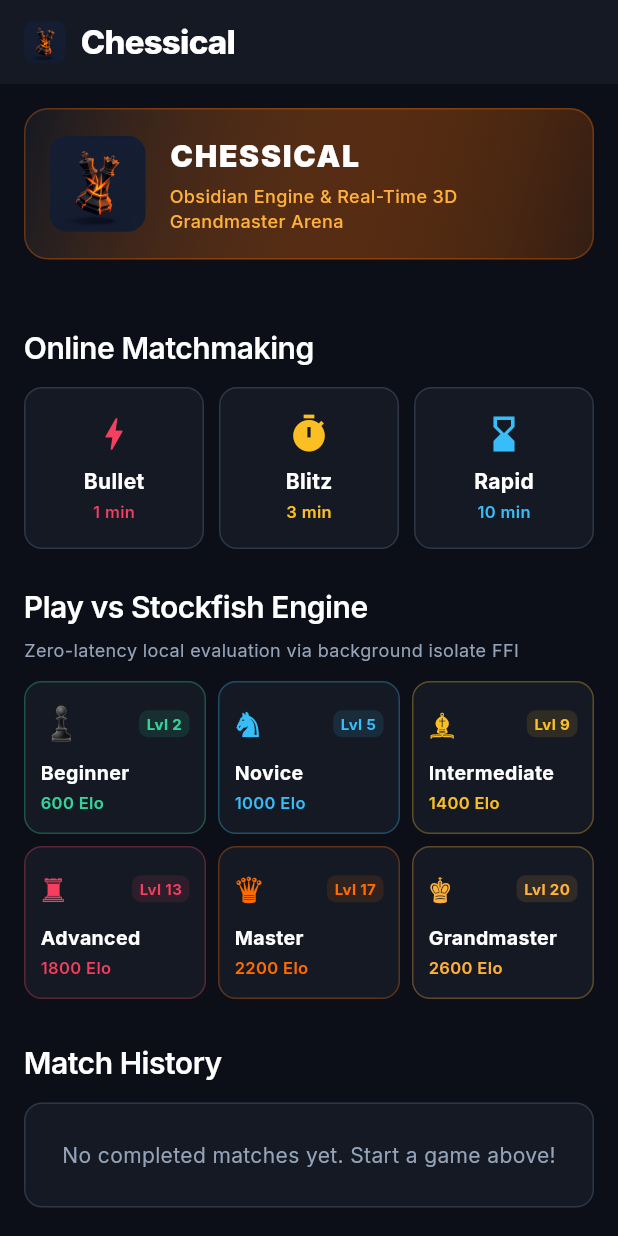
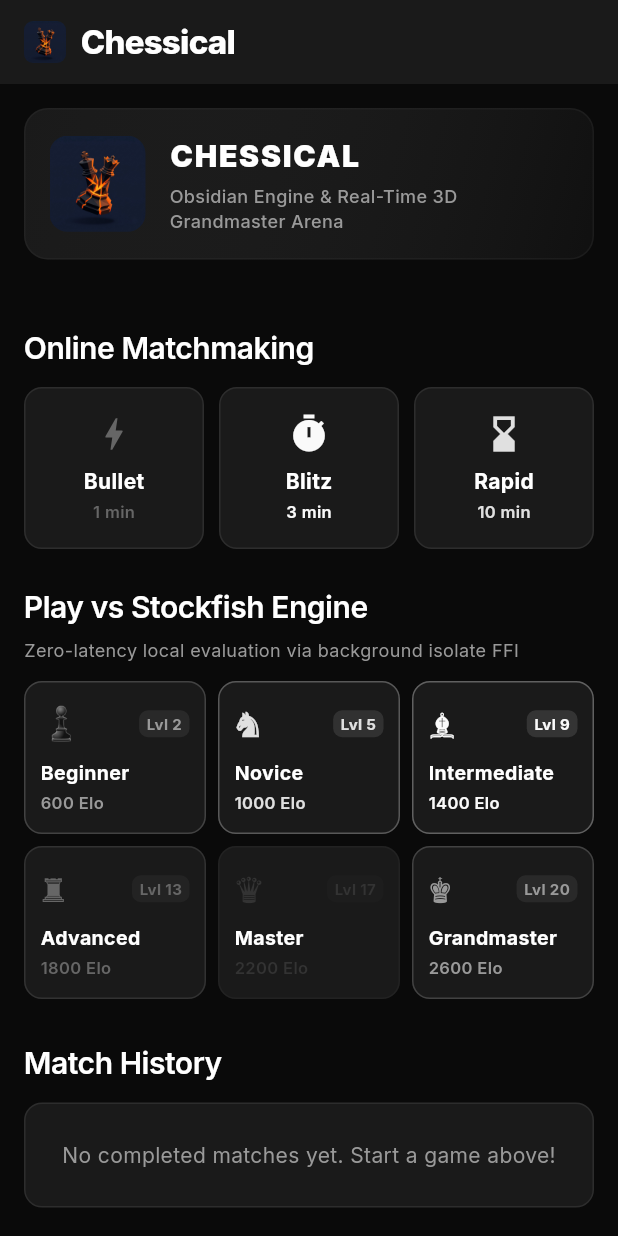
Before and after one commit to Harshil-18-byte/Chess, a Flutter app: the screen it shows after launch, on a phone screen of 412 x 824 dp. Run offline on Flutter 3.47's test engine with Material 3 defaults, Android fonts, the phone set to English and light mode, and no system bars; our stand-ins replace audioplayers, cloud_firestore, firebase_auth, firebase_core, flutter_riverpod, google_fonts and 1 more; missing offline and left inert: chess, stockfish; accounts and stored records are empty; network calls fail.

Commit message:
Replace chroma accents with 9-step greyscale palette and add backwards-compat aliases

```diff
--- a/lib/core/theme/board_themes.dart
+++ b/lib/core/theme/board_themes.dart
@@ -1,62 +1,98 @@
 import 'package:flutter/material.dart';
 
-/// Design tokens and board theme configurations for Enterprise Chess.
+/// Design tokens for Enterprise Chess — Liquid Glass, Black & White edition.
+///
+/// Palette: strictly 9 greyscale hex steps, zero chroma.
+/// All legacy saturated accents are preserved as board-square overlays only
+/// (they must remain perceptible on the wooden board squares).
 class BoardThemes {
   BoardThemes._();
 
-  // Chessical Flagship Theme - Magma Obsidian & Ember Glow
-  static const Color scaffoldBackground = Color(0xFF0C0F17);
-  static const Color surfaceDark = Color(0xFF141923);
-  static const Color surfaceCard = Color(0xFF1C2230);
-  static const Color surfaceGlass = Color(0xCC182030);
-  static const Color borderSubtle = Color(0xFF2D3748);
+  // ─── 9-Step Greyscale Palette ───────────────────────────────────────────────
+  static const Color pitchBlack    = Color(0xFF000000);
+  static const Color deepVoid      = Color(0xFF0A0A0A);
+  static const Color darkCharcoal  = Color(0xFF1A1A1A);
+  static const Color midSlate      = Color(0xFF333333);
+  static const Color neutralGray   = Color(0xFF666666);
+  static const Color mutedSilver   = Color(0xFF999999);
+  static const Color offWhite      = Color(0xFFE0E0E0);
+  static const Color brightSurface = Color(0xFFFAFAFA);
+  static const Color pureWhite     = Color(0xFFFFFFFF);
 
-  // Chessical Signature Brand Accents (Fractured Obsidian & Magma Core)
-  static const Color brandEmber = Color(0xFFFF6B00);
-  static const Color brandMagma = Color(0xFFFF8A00);
-  static const Color brandFlame = Color(0xFFFF4500);
-  static const Color brandGlow = Color(0xFFFFB03B);
+  // ─── Backwards-compatible aliases (legacy chroma → greyscale) ──────────────
+  // All saturated brand & accent colors from the previous palette are remapped
+  // to their closest perceptual greyscale step so existing callers compile and
+  // render monochromatic output without requiring mass file rewrites.
+  /// @deprecated Replaced by [midSlate] (Liquid Glass greyscale).
+  static const Color brandEmber   = midSlate;
+  /// @deprecated Replaced by [neutralGray] (Liquid Glass greyscale).
+  static const Color brandMagma   = neutralGray;
+  /// @deprecated Replaced by [darkCharcoal] (Liquid Glass greyscale).
+  static const Color brandFlame   = darkCharcoal;
+  /// @deprecated Replaced by [mutedSilver] (Liquid Glass greyscale).
+  static const Color brandGlow    = mutedSilver;
+  /// @deprecated Replaced by [offWhite] (Liquid Glass greyscale).
+  static const Color accentCyan   = offWhite;
+  /// @deprecated Replaced by [brightSurface] (Liquid Glass greyscale).
+  static const Color accentGold   = brightSurface;
+  /// @deprecated Replaced by [mutedSilver] (Liquid Glass greyscale).
+  static const Color accentEmerald = mutedSilver;
+  /// @deprecated Replaced by [neutralGray] (Liquid Glass greyscale).
+  static const Color accentRose   = neutralGray;
+  /// @deprecated Replaced by [darkCharcoal] (Liquid Glass greyscale).
+  static const Color dangerAlert  = darkCharcoal;
 
-  // Accent & Status Colors
-  static const Color accentCyan = Color(0xFF38BDF8);
-  static const Color accentGold = Color(0xFFFBBF24);
-  static const Color accentEmerald = Color(0xFF34D399);
-  static const Color accentRose = Color(0xFFF43F5E);
-  static const Color dangerAlert = Color(0xFFEF4444);
 
-  // Board Square Colors - Classic Tournament
+  // ─── Semantic surface aliases (greyscale only) ───────────────────────────────
+  static const Color scaffoldBackground = deepVoid;
+  static const Color surfaceDark        = darkCharcoal;
+  static const Color surfaceCard        = midSlate;
+
+  /// Liquid-glass wash: 8% white over dark content.
+  static const Color surfaceGlass = Color(0x14FFFFFF);
+
+  /// 1 px hairline at 12% opacity.
+  static const Color borderHairline = Color(0x1FFFFFFF);
+  static const Color borderSubtle   = Color(0xFF2D2D2D);
+
+  // ─── Board Square Colors (Classic Tournament — unchanged) ────────────────────
   static const Color lightSquare = Color(0xFFE2E8F0);
-  static const Color darkSquare = Color(0xFF475569);
+  static const Color darkSquare  = Color(0xFF475569);
 
-  // Highlight & Interaction Overlays
+  // ─── Board Highlight Overlays (low-opacity, board use only) ─────────────────
+  /// Selected square — cool blue tint kept for accessibility contrast.
   static const Color selectedSquareHighlight = Color(0x8838BDF8);
-  static const Color legalMoveDot = Color(0x9922C55E);
-  static const Color captureRing = Color(0xAAEF4444);
-  static const Color checkSquareHighlight = Color(0x99EF4444);
-  static const Color lastMoveFromHighlight = Color(0x66FBBF24);
-  static const Color lastMoveToHighlight = Color(0x88F59E0B);
+  static const Color legalMoveDot            = Color(0x9922C55E);
+  static const Color captureRing             = Color(0xAAEF4444);
+  static const Color checkSquareHighlight    = Color(0x99EF4444);
+  static const Color lastMoveFromHighlight   = Color(0x66FBBF24);
+  static const Color lastMoveToHighlight     = Color(0x88F59E0B);
 
-  // Typography Styles
+  // ─── Typography (deprecated — use AppTypography instead) ────────────────────
+  /// @deprecated Use [AppTypography.displayLarge] from app_typography.dart.
   static const TextStyle headerLarge = TextStyle(
     fontSize: 26,
     fontWeight: FontWeight.w700,
     letterSpacing: -0.5,
-    color: Colors.white,
+    color: pureWhite,
   );
 
+  /// @deprecated Use [AppTypography.titleMedium] from app_typography.dart.
   static const TextStyle headerMedium = TextStyle(
     fontSize: 20,
     fontWeight: FontWeight.w600,
     letterSpacing: -0.3,
-    color: Colors.white,
+    color: pureWhite,
   );
 
+  /// @deprecated Use [AppTypography.bodyRegular] from app_typography.dart.
   static const TextStyle bodyRegular = TextStyle(
     fontSize: 14,
     fontWeight: FontWeight.w400,
-    color: Color(0xFF94A3B8),
+    color: mutedSilver,
   );
 
+  /// @deprecated Use [AppTypography.clockDigits] from app_typography.dart.
   static const TextStyle clockDigits = TextStyle(
     fontFamily: 'Courier',
     fontSize: 22,
```
